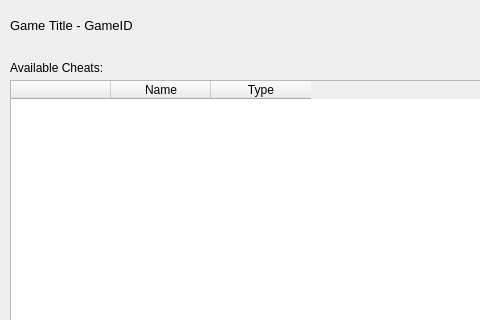
The window that src/citra_qt/cheat_gui.ui (grimtnt/citra) describes before a commit, drawn with Qt 5; both pictures show x 0 to 480 and y 0 to 320 of the 862 by 612 pixel window.
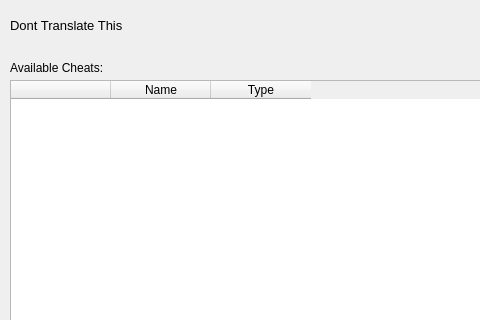
The same window after the commit.

The edit to the form file:
```diff
--- a/src/citra_qt/cheat_gui.ui
+++ b/src/citra_qt/cheat_gui.ui
@@ -34,7 +34,7 @@
         </font>
       </property>
       <property name="text">
-        <string>Game Title - GameID</string>
+        <string>Dont Translate This</string>
       </property>
     </widget>
     <widget class="QWidget" name="horizontalLayoutWidget">
```
